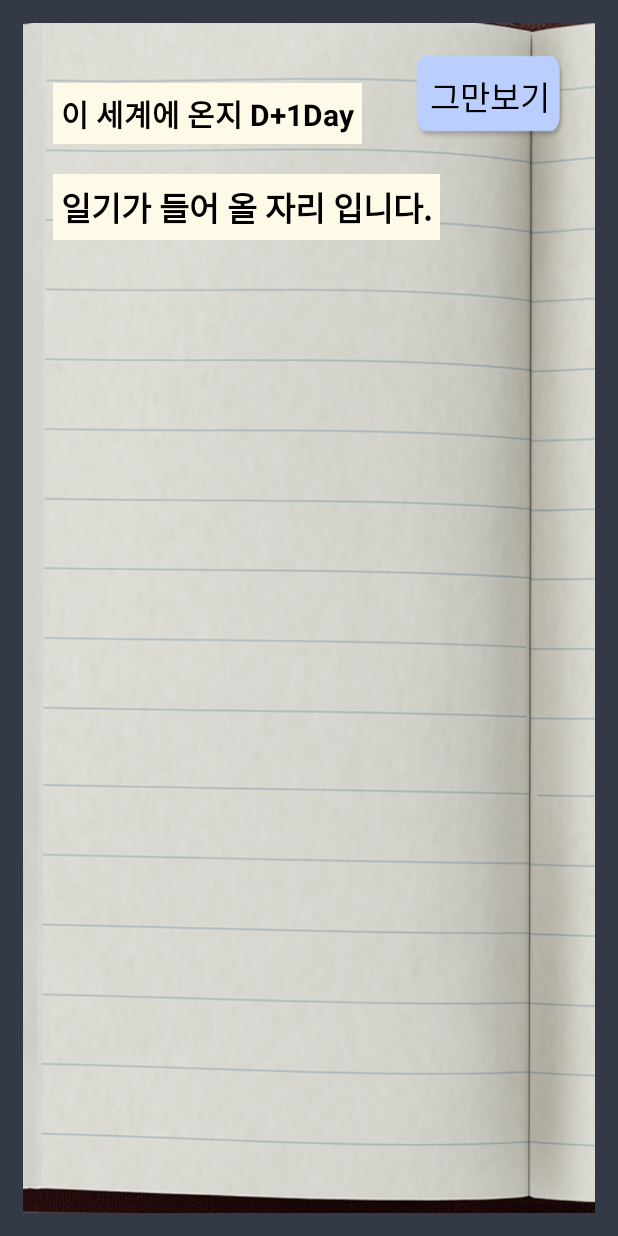
After one commit to ProgrammerYes25/grasp_heart_of_his, an Android app: the DiaryActivity screen opened directly, with no data from a screen before it, on a phone screen of 412 x 824 dp. The commit adds this screen. Run offline under Robolectric (Android 15) with nearby library versions, the phone set to English and light mode, and no system bars.

Commit message:
MacroClass  - storyMacro 사진 변경  구현 DiaryActivity   - 화면 구성

```diff
--- a/app/src/main/AndroidManifest.xml
+++ b/app/src/main/AndroidManifest.xml
@@ -9,6 +9,10 @@
         android:roundIcon="@mipmap/ic_launcher_round"
         android:supportsRtl="true"
         android:theme="@style/Theme.Grasp_heart_of_his">
+        <activity
+            android:name=".DiaryActivity"
+            android:exported="false"
+            android:theme="@style/Theme.AppCompat.NoActionBar"/>
         <activity
             android:name=".loadingStoryActivity"
             android:exported="true"
@@ -30,7 +34,7 @@
             android:exported="false"
             android:theme="@style/Theme.AppCompat.NoActionBar" />
         <activity
-            android:name=".startActivity"
+            android:name=".StartActivity"
             android:exported="true"
             android:theme="@style/Theme.AppCompat.NoActionBar">
             <intent-filter>
--- /dev/null
+++ b/app/src/main/java/ctrl_s_0106_2114_0815_2112_ysgy/project/grasp_heart_of_his/DiaryActivity.java
@@ -0,0 +1,14 @@
+package ctrl_s_0106_2114_0815_2112_ysgy.project.grasp_heart_of_his;
+
+import androidx.appcompat.app.AppCompatActivity;
+
+import android.os.Bundle;
+
+public class DiaryActivity extends AppCompatActivity {
+
+    @Override
+    protected void onCreate(Bundle savedInstanceState) {
+        super.onCreate(savedInstanceState);
+        setContentView(R.layout.activity_diary);
+    }
+}
--- /dev/null
+++ b/app/src/main/res/layout/activity_diary.xml
@@ -0,0 +1,55 @@
+<?xml version="1.0" encoding="utf-8"?>
+<LinearLayout xmlns:android="http://schemas.android.com/apk/res/android"
+    xmlns:app="http://schemas.android.com/apk/res-auto"
+    xmlns:tools="http://schemas.android.com/tools"
+    android:layout_width="match_parent"
+    android:layout_height="match_parent"
+    android:padding="15dp"
+    android:background="#DD353D4A"
+    android:orientation="vertical"
+    tools:context=".DiaryActivity">
+    <LinearLayout
+        android:layout_width="match_parent"
+        android:layout_height="match_parent"
+        android:background="@drawable/list_background"
+        android:orientation="vertical">
+        <RelativeLayout
+            android:layout_width="match_parent"
+            android:layout_height="wrap_content"
+            android:padding="20dp"
+            android:orientation="horizontal">
+            <TextView
+                android:layout_width="wrap_content"
+                android:layout_height="wrap_content"
+                android:padding="5dp"
+                android:background="#FFF9E7"
+                android:text="이 세계에 온지 D+1Day"
+                android:layout_marginTop="20dp"
+                android:textStyle="bold"
+                android:textColor="@color/black"
+                android:textSize="9pt"/>
+            <Button
+                android:id="@+id/back_btn"
+                android:layout_width="100dp"
+                android:layout_height="wrap_content"
+                android:layout_alignParentRight="true"
+                android:text="그만보기"
+                android:textColor="@color/black"
+                android:textSize="10pt"
+                android:background="@drawable/name_btn"
+                />
+        </RelativeLayout>
+        <TextView
+            android:layout_width="wrap_content"
+            android:layout_height="wrap_content"
+            android:padding="5dp"
+            android:background="#FFF9E7"
+            android:layout_marginLeft="20dp"
+            android:text="일기가 들어 올 자리 입니다."
+            android:textSize="10pt"
+            android:textStyle="bold"
+            android:textColor="@color/black"
+            android:gravity="center_vertical"/>
+    </LinearLayout>
+
+</LinearLayout>
--- a/app/src/main/res/layout/activity_diary_list.xml
+++ b/app/src/main/res/layout/activity_diary_list.xml
@@ -13,6 +13,7 @@
         android:background="#FFFFFF"
         android:orientation="horizontal">
         <TextView
+            android:id="@+id/guide_text"
             android:layout_width="wrap_content"
             android:layout_height="wrap_content"
             android:layout_marginTop="18dp"
--- a/app/src/main/res/layout/activity_start.xml
+++ b/app/src/main/res/layout/activity_start.xml
@@ -6,7 +6,7 @@
     android:layout_height="match_parent"
     android:orientation="vertical"
     android:background="@drawable/main_background"
-    tools:context=".startActivity">
+    tools:context=".StartActivity">
     <ImageView
         android:id="@+id/log"
         android:layout_width="300dp"
--- a/app/src/main/res/raw/test.txt
+++ b/app/src/main/res/raw/test.txt
@@ -3,3 +3,4 @@
 3 다
 4 라
 5 마
+6 사
```
Also changed, not shown: app/src/main/java/ctrl_s_0106_2114_0815_2112_ysgy/project/grasp_heart_of_his/MacroClass.java (+38 -14 lines), app/src/main/java/ctrl_s_0106_2114_0815_2112_ysgy/project/grasp_heart_of_his/StartActivity.java (added, +33 -0 lines), app/src/main/java/ctrl_s_0106_2114_0815_2112_ysgy/project/grasp_heart_of_his/diaryListActivity.java (+28 -6 lines), app/src/main/java/ctrl_s_0106_2114_0815_2112_ysgy/project/grasp_heart_of_his/loadingStoryActivity.java (+9 -0 lines), app/src/main/java/ctrl_s_0106_2114_0815_2112_ysgy/project/grasp_heart_of_his/startActivity.java (deleted, +0 -33 lines), app/src/main/res/drawable/c.PNG (added), app/src/main/res/drawable/clear.png (added), app/src/main/res/drawable/cpp.PNG (added), app/src/main/res/drawable/cs.PNG (added), app/src/main/res/drawable/list_background.png, app/src/main/res/drawable/py.PNG (added), 1 other file.
